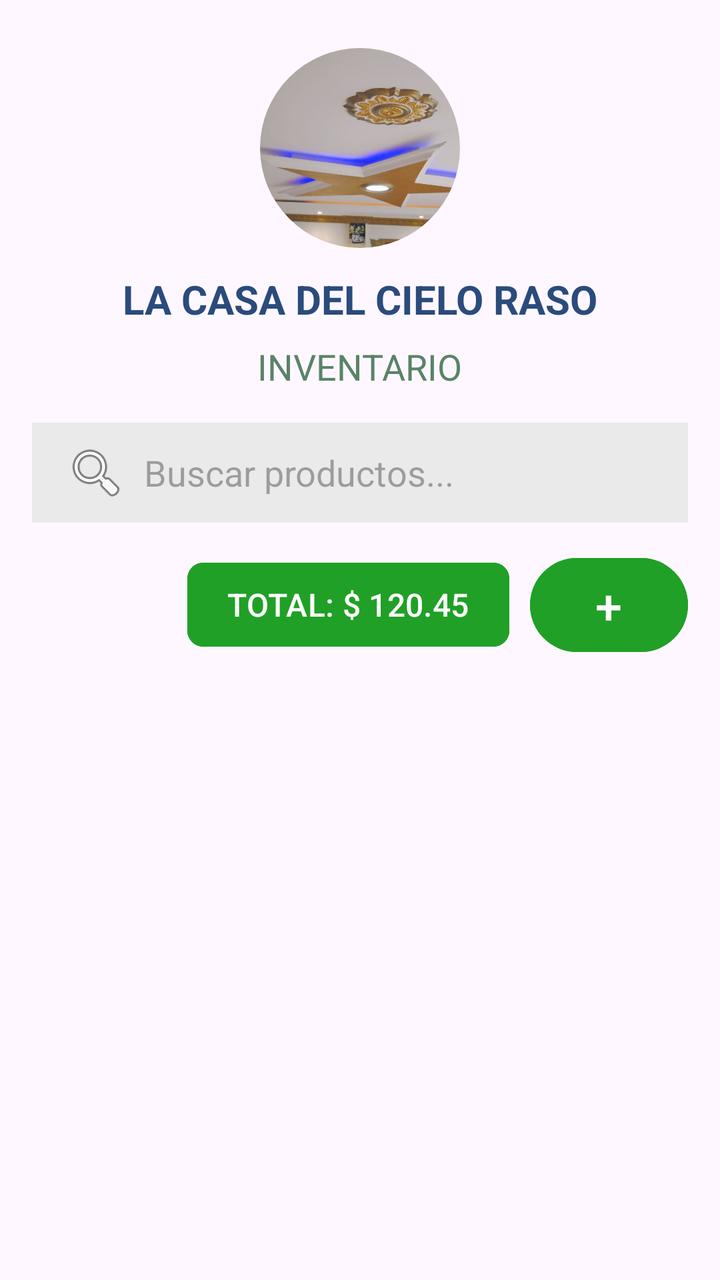
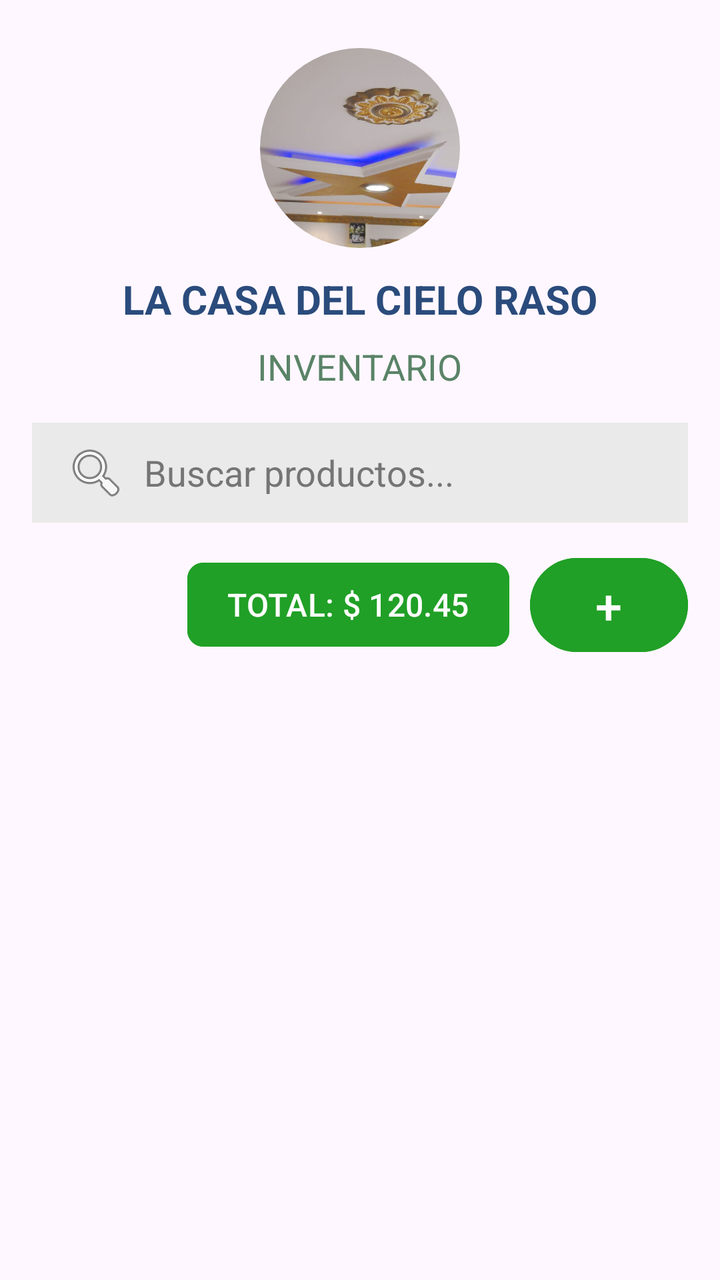

Two renders of the same Android screen: before a commit and after it. Below are the layout's source before the change and the commit's diff.
<!-- AndroidManifest.xml: application theme Theme.LCSRInventory -->
<!-- res/layout/fragment_inventory.xml -->
<?xml version="1.0" encoding="utf-8"?>
<androidx.constraintlayout.widget.ConstraintLayout
    xmlns:android="http://schemas.android.com/apk/res/android"
    xmlns:app="http://schemas.android.com/apk/res-auto"
    xmlns:tools="http://schemas.android.com/tools"
    android:layout_width="match_parent"
    android:layout_height="match_parent"
    android:padding="16dp"
    tools:context=".Inventory">

    <androidx.cardview.widget.CardView
        android:id="@+id/inventory__logo_container"
        android:layout_width="100dp"
        android:layout_height="100dp"
        android:layout_marginTop="8dp"
        app:cardCornerRadius="50dp"
        app:cardElevation="0dp"
        app:layout_constraintEnd_toEndOf="parent"
        app:layout_constraintStart_toStartOf="parent"
        app:layout_constraintTop_toTopOf="parent">

        <ImageView
            android:id="@+id/inventory__img_logo"
            android:layout_width="match_parent"
            android:layout_height="match_parent"
            android:scaleType="centerCrop"
            android:src="@drawable/logo" />
    </androidx.cardview.widget.CardView>

    <TextView
        android:id="@+id/inventory__txt_title"
        android:layout_width="wrap_content"
        android:layout_height="wrap_content"
        android:layout_marginTop="12dp"
        android:text="LA CASA DEL CIELO RASO"
        android:textColor="#2A4B7C"
        android:textSize="20sp"
        android:textStyle="bold"
        app:layout_constraintEnd_toEndOf="parent"
        app:layout_constraintStart_toStartOf="parent"
        app:layout_constraintTop_toBottomOf="@+id/inventory__logo_container" />

    <TextView
        android:id="@+id/inventory__txt_subtitle"
        android:layout_width="wrap_content"
        android:layout_height="wrap_content"
        android:layout_marginTop="8dp"
        android:text="INVENTARIO"
        android:textColor="#5A8367"
        android:textSize="18sp"
        app:layout_constraintEnd_toEndOf="parent"
        app:layout_constraintStart_toStartOf="parent"
        app:layout_constraintTop_toBottomOf="@+id/inventory__txt_title" />

    <EditText
        android:id="@+id/inventory__input_search"
        android:layout_width="0dp"
        android:layout_height="50dp"
        android:layout_marginTop="16dp"
        android:background="#EAEAEA"
        android:drawableStart="@android:drawable/ic_menu_search"
        android:drawablePadding="8dp"
        android:hint="Buscar productos..."
        android:paddingStart="16dp"
        android:paddingEnd="16dp"
        app:layout_constraintEnd_toEndOf="parent"
        app:layout_constraintStart_toStartOf="parent"
        app:layout_constraintTop_toBottomOf="@+id/inventory__txt_subtitle" />

    <com.google.android.material.button.MaterialButton
        android:id="@+id/inventory__btn_total"
        android:layout_width="wrap_content"
        android:layout_height="50dp"
        android:layout_marginTop="16dp"
        android:layout_marginEnd="12dp"
        android:backgroundTint="@color/green"
        android:paddingStart="20dp"
        android:paddingEnd="20dp"
        android:text="TOTAL: $ 120.45"
        android:textColor="@color/white"
        android:textSize="16sp"
        app:cornerRadius="8dp"
        app:layout_constraintEnd_toEndOf="parent"
        app:layout_constraintHorizontal_chainStyle="packed"
        app:layout_constraintStart_toStartOf="parent"
        app:layout_constraintTop_toBottomOf="@+id/inventory__input_search" />

    <com.google.android.material.button.MaterialButton
        android:id="@+id/inventory__btn_add"
        android:layout_width="79dp"
        android:layout_height="47dp"
        android:backgroundTint="@color/green"
        android:insetLeft="0dp"
        android:insetTop="0dp"
        android:insetRight="0dp"
        android:insetBottom="0dp"
        android:text="+"
        android:textColor="@color/white"
        android:textSize="24sp"
        app:cornerRadius="25dp"
        app:layout_constraintBottom_toBottomOf="@+id/inventory__btn_total"
        app:layout_constraintEnd_toEndOf="parent"
        app:layout_constraintTop_toTopOf="@+id/inventory__btn_total" />

    <androidx.recyclerview.widget.RecyclerView
        android:id="@+id/inventory__rv_products"
        android:layout_width="0dp"
        android:layout_height="0dp"
        android:layout_marginTop="16dp"
        app:layout_constraintBottom_toBottomOf="parent"
        app:layout_constraintEnd_toEndOf="parent"
        app:layout_constraintStart_toStartOf="parent"
        app:layout_constraintTop_toBottomOf="@+id/inventory__btn_total" />

</androidx.constraintlayout.widget.ConstraintLayout>
<!-- resources referenced by this layout -->
<resources>
  <color name="green">#20A026</color>
  <color name="white">#FFFFFFFF</color>
  <!-- drawable logo: jpg bitmap (drawable, 197393 bytes) -->
  <style name="Theme.LCSRInventory" parent="Base.Theme.LCSRInventory" />
  <style name="Base.Theme.LCSRInventory" parent="Theme.Material3.DayNight.NoActionBar">
          
          
      </style>
</resources>

<!-- the commit's change to res/layout/fragment_inventory.xml (unified diff, before → after) -->
@@ -63,6 +63,8 @@
         android:hint="Buscar productos..."
         android:paddingStart="16dp"
         android:paddingEnd="16dp"
+        android:textColor="#000000"
+        android:textColorHint="#757575"
         app:layout_constraintEnd_toEndOf="parent"
         app:layout_constraintStart_toStartOf="parent"
         app:layout_constraintTop_toBottomOf="@+id/inventory__txt_subtitle" />
